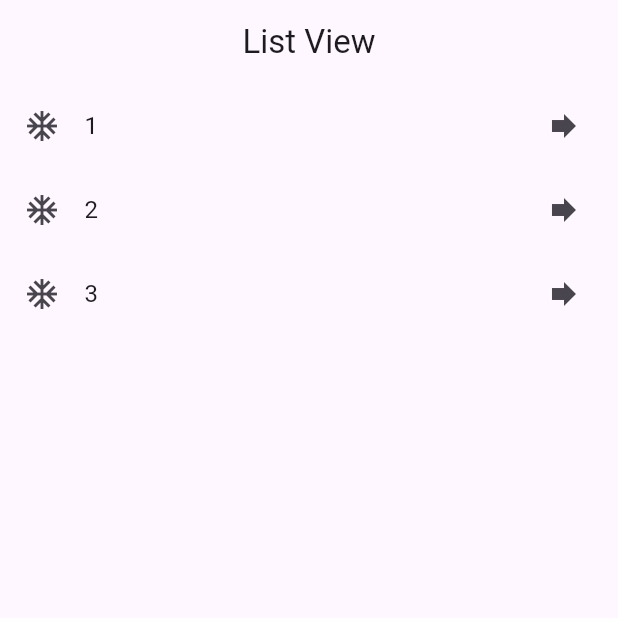
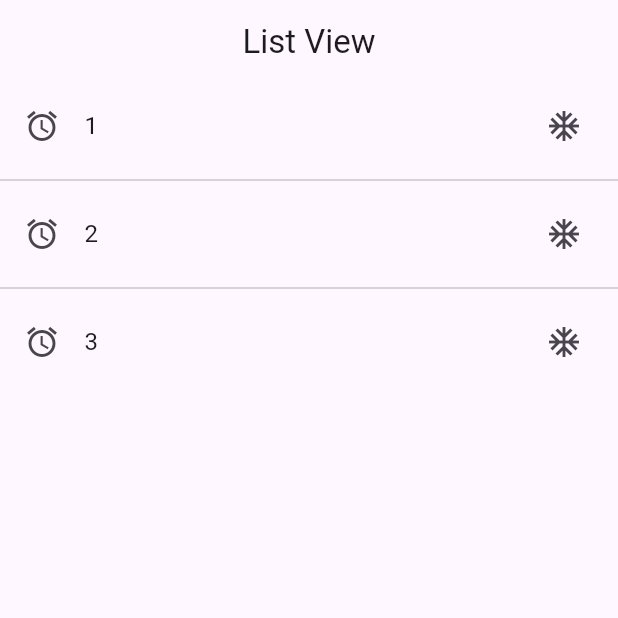
Before and after one commit to RudyCancax/flutter_components_app, a Flutter app: the screen it shows after launch, on a phone screen of 412 x 824 dp, the top half of it. Run offline on Flutter 3.47's test engine with Material 3 defaults, Android fonts, the phone set to English and light mode, and no system bars.

Commit message:
Feat: ListView with Separator view or builder.
ListView.separated -> Adds a divider between items, but builder mode no.

```diff
--- a/lib/main.dart
+++ b/lib/main.dart
@@ -1,5 +1,6 @@
-import 'package:components_app/screens/list_view_screen.dart';
 import 'package:flutter/material.dart';
+
+import 'package:components_app/screens/list_view_screen2.dart';
 
 void main() => runApp(const MyApp());
 
@@ -9,6 +10,6 @@ class MyApp extends StatelessWidget {
   @override
   Widget build(BuildContext context) {
     return const MaterialApp(
-        debugShowCheckedModeBanner: false, home: ListViewScreen());
+        debugShowCheckedModeBanner: false, home: ListViewScreen2());
   }
 }
--- /dev/null
+++ b/lib/screens/list_view_screen2.dart
@@ -0,0 +1,21 @@
+import 'package:flutter/material.dart';
+
+class ListViewScreen2 extends StatelessWidget {
+  final itemsMenu = const ['1', '2', '3'];
+
+  const ListViewScreen2({super.key});
+
+  @override
+  Widget build(BuildContext context) {
+    return Scaffold(
+        appBar: AppBar(title: const Center(child: Text("List View"))),
+        body: ListView.separated(
+            itemBuilder: (context, index) => ListTile(
+                  title: Text(itemsMenu[index]),
+                  trailing: const Icon(Icons.ac_unit),
+                  leading: const Icon(Icons.access_alarm_outlined),
+                ),
+            separatorBuilder: (_, __) => const Divider(),
+            itemCount: itemsMenu.length));
+  }
+}
```
